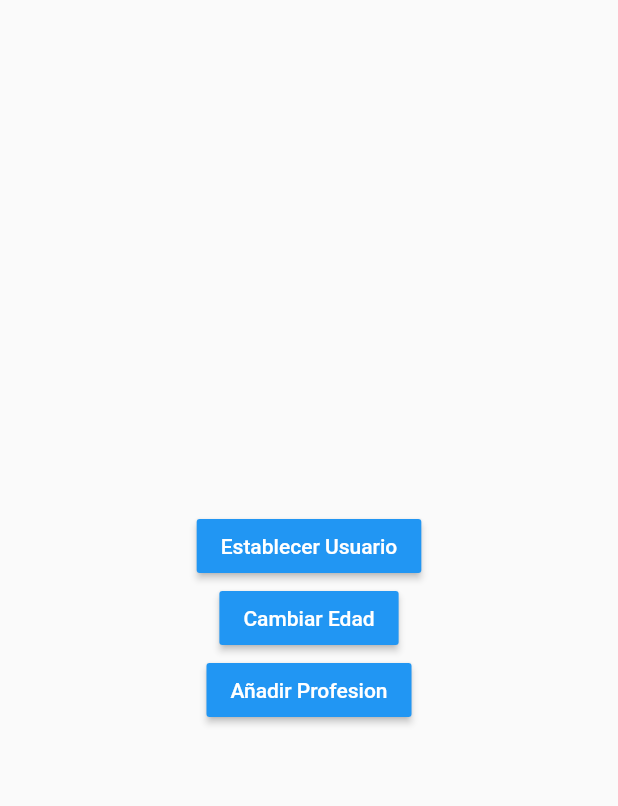
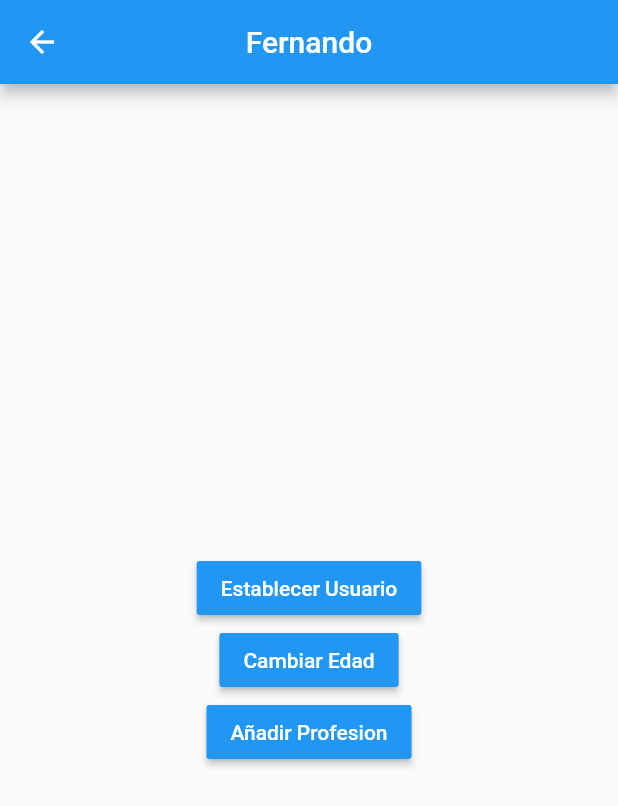
Before and after one commit to NachoBaez18/tipo_estados, a Flutter app: the Pagina2Page screen opened by its route, after a tap on "Establecer Usuario", on a phone screen of 412 x 824 dp. Shown: the top 806 px of the screen. Run offline on Flutter 3.47's test engine with Material 2 defaults, Android fonts, the light colour scheme and no system bars.

Commit message:
singleton terminado

```diff
--- a/lib/models/usuario.dart
+++ b/lib/models/usuario.dart
@@ -1,8 +1,7 @@
 class Usuario {
   String nombre;
-  int edad;
-  List<String> profesiones;
+  int? edad;
+  List<String>? profesiones;
 
-  Usuario(
-      {required this.nombre, required this.edad, required this.profesiones});
+  Usuario({required this.nombre, this.edad, this.profesiones});
 }
--- a/lib/pages/page1_page.dart
+++ b/lib/pages/page1_page.dart
@@ -1,5 +1,7 @@
 import 'dart:ui';
 
+import 'package:estado_app/models/usuario.dart';
+import 'package:estado_app/services/usuario_service.dart';
 import 'package:flutter/material.dart';
 
 class Pagina1Page extends StatelessWidget {
@@ -10,7 +12,21 @@ class Pagina1Page extends StatelessWidget {
         title: Text('Pagina 1'),
         centerTitle: true,
       ),
-      body: InformacionUsuario(),
+      body: StreamBuilder(
+        stream: usuarioServices.usuarioStream,
+        builder: (BuildContext context, AsyncSnapshot<Usuario> snapshot) {
+          return Container(
+            child: //usuarioServices.exiteUsuario
+                snapshot.hasData
+                    ? InformacionUsuario(
+                        usuario: usuarioServices.usuario!,
+                      )
+                    : Center(
+                        child: Text('No hay informacion'),
+                      ),
+          );
+        },
+      ),
       floatingActionButton: FloatingActionButton(
           child: Icon(Icons.plus_one),
           onPressed: () => Navigator.pushNamed(context, 'pagina2')),
@@ -19,8 +35,10 @@ class Pagina1Page extends StatelessWidget {
 }
 
 class InformacionUsuario extends StatelessWidget {
+  final Usuario usuario;
   const InformacionUsuario({
     Key? key,
+    required this.usuario,
   }) : super(key: key);
 
   @override
@@ -41,10 +59,10 @@ class InformacionUsuario extends StatelessWidget {
           ),
           Divider(),
           ListTile(
-            title: Text('Nombre:'),
+            title: Text('Nombre: ${usuario.nombre}'),
           ),
           ListTile(
-            title: Text('Edad:'),
+            title: Text('Edad: ${usuario.edad}'),
           ),
           Text(
             'Profesiones',
--- a/lib/pages/page2_page.dart
+++ b/lib/pages/page2_page.dart
@@ -1,9 +1,24 @@
+import 'package:estado_app/models/usuario.dart';
+import 'package:estado_app/services/usuario_service.dart';
 import 'package:flutter/material.dart';
 
 class Pagina2Page extends StatelessWidget {
   @override
   Widget build(BuildContext context) {
     return Scaffold(
+      appBar: AppBar(
+        title: StreamBuilder(
+          stream: usuarioServices.usuarioStream,
+          builder: (BuildContext context, AsyncSnapshot<Usuario> snapshot) {
+            return Container(
+              child: snapshot.hasData
+                  ? Text(usuarioServices.usuario!.nombre)
+                  : Text('No existe'),
+            );
+          },
+        ),
+        centerTitle: true,
+      ),
       body: Center(
         child: Column(
           mainAxisAlignment: MainAxisAlignment.center,
@@ -14,7 +29,10 @@ class Pagina2Page extends StatelessWidget {
                 style: TextStyle(color: Colors.white),
               ),
               color: Colors.blue,
-              onPressed: () {},
+              onPressed: () {
+                final nuevoUsuario = Usuario(nombre: 'Fernando', edad: 30);
+                usuarioServices.cargarUsuario(nuevoUsuario);
+              },
             ),
             MaterialButton(
               child: Text(
@@ -22,7 +40,9 @@ class Pagina2Page extends StatelessWidget {
                 style: TextStyle(color: Colors.white),
               ),
               color: Colors.blue,
-              onPressed: () {},
+              onPressed: () {
+                usuarioServices.cambiarEdad(35);
+              },
             ),
             MaterialButton(
               child: Text(
--- /dev/null
+++ b/lib/services/usuario_service.dart
@@ -0,0 +1,31 @@
+import 'dart:async';
+
+import 'package:estado_app/models/usuario.dart';
+
+class _UsuarioServices {
+  Usuario? _usuario;
+
+  final StreamController<Usuario> _usuarioStreamController =
+      StreamController<Usuario>.broadcast();
+
+  Stream<Usuario> get usuarioStream => _usuarioStreamController.stream;
+  Usuario? get usuario => this._usuario;
+
+  bool get exiteUsuario => (this._usuario != null) ? true : false;
+
+  void cargarUsuario(Usuario value) {
+    this._usuario = value;
+    _usuarioStreamController.add(value);
+  }
+
+  void cambiarEdad(int edad) {
+    _usuario?.edad = edad;
+    _usuarioStreamController.add(_usuario!);
+  }
+
+  dispose() {
+    _usuarioStreamController.close();
+  }
+}
+
+final usuarioServices = _UsuarioServices();
```
